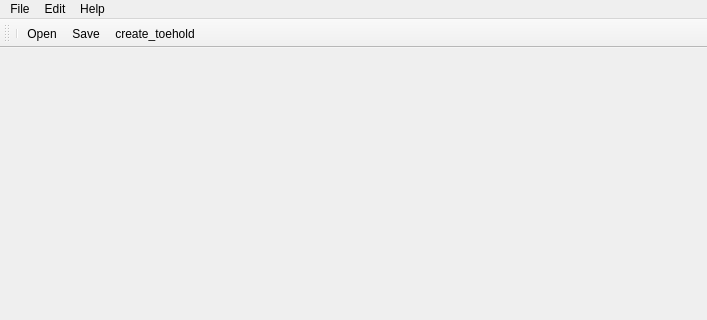
First picture: the form in bin/ui_window.ui, repository amylittleyang/OtraCAD, before the edit; both pictures show x 0 to 707 and y 0 to 320 of the 707 by 559 pixel window.
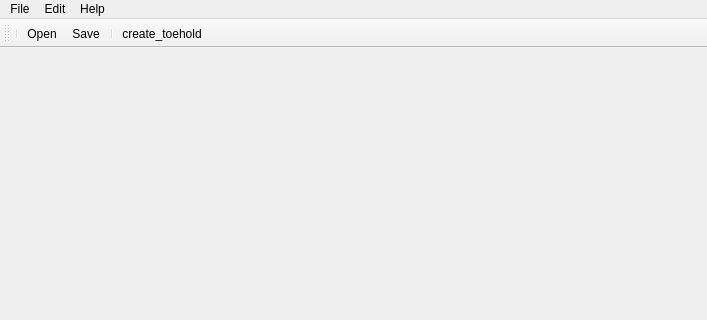
Second picture: the form after the edit. Icons and pictures are not drawn.

Diff of the .ui file:
```diff
--- a/bin/ui_window.ui
+++ b/bin/ui_window.ui
@@ -67,6 +67,7 @@
    <addaction name="separator"/>
    <addaction name="actionOpen"/>
    <addaction name="actionSave"/>
+   <addaction name="separator"/>
    <addaction name="actionCreate_toehold"/>
   </widget>
   <action name="actionRecent_File">
```
Left out of the diff: 19 changed lines with no effect on the pictures.
